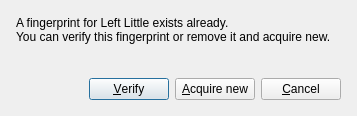
This is src/ExistDialog.ui in fer-d/fingerprint-gui as Qt 5 draws it before an edit. The edited form follows.
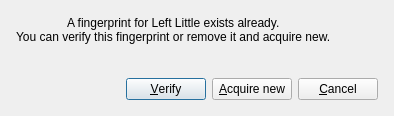
This is the edited form. Icons and pictures are not drawn.

Commit message: [refs #16] Set exist dialog text alignment to center

Patch:
```diff
--- a/src/ExistDialog.ui
+++ b/src/ExistDialog.ui
@@ -4,11 +4,11 @@
   <property name="windowModality" >
    <enum>Qt::ApplicationModal</enum>
   </property>
-  <property name="geometry" >
+  <property name="geometry">
    <rect>
     <x>0</x>
     <y>0</y>
-    <width>357</width>
+    <width>394</width>
     <height>116</height>
    </rect>
   </property>
@@ -30,9 +30,9 @@
        <property name="margin" >
         <number>5</number>
        </property>
-       <item>
-        <widget class="QLabel" name="fingerLabel" >
-         <property name="text" >
+       <item alignment="Qt::AlignHCenter">
+        <widget class="QLabel" name="fingerLabel">
+         <property name="text">
           <string>A fingerprint for Left Little exists already.</string>
          </property>
         </widget>
```
Left out of the diff: 64 changed lines with no effect on the pictures.
